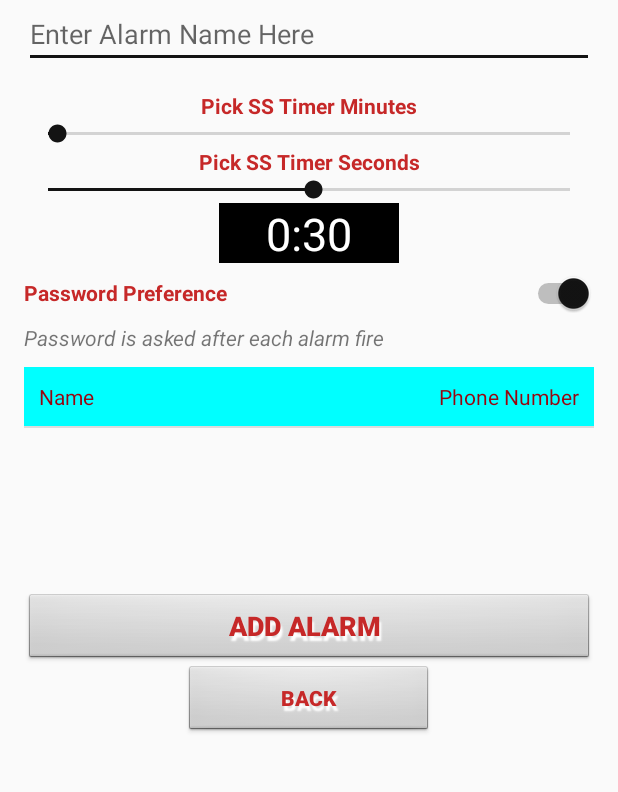
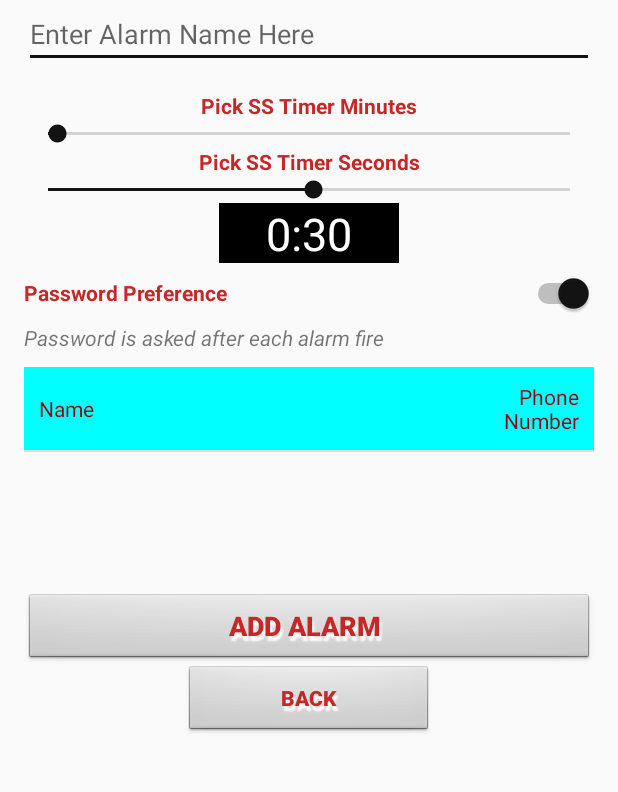
Before and after one commit to bsdworkin/SafeStroll, an Android app: the AddAlarm screen opened directly, with no data from a screen before it, after a tap on "ADD ALARM", on a phone screen of 412 x 824 dp, the part 210-1002 px from its top. Run offline under Robolectric (Android 15) with nearby library versions, the phone set to English and light mode, and no system bars; 2 statements that could not run were skipped; 1 other tap on this screen came first.

```diff
--- a/app/src/main/java/com/bendworkin/safestroll/AlarmActivity.java
+++ b/app/src/main/java/com/bendworkin/safestroll/AlarmActivity.java
@@ -39,6 +39,8 @@ public class AlarmActivity extends AppCompatActivity {
     private int startSecs;
     private Button start;
     private Button stop;
+    private double latitude;
+    private double longitude;
 
     AlertDialog safeCheckWindow;
 
@@ -46,14 +48,14 @@ public class AlarmActivity extends AppCompatActivity {
     public void onRequestPermissionsResult(int requestCode, @NonNull String[] permissions, @NonNull int[] grantResults) {
         super.onRequestPermissionsResult(requestCode, permissions, grantResults);
 
-        if(grantResults.length > 0){
+        if (grantResults.length > 0) {
 
-            for(int i = 0; i < grantResults.length; i++){
+            for (int i = 0; i < grantResults.length; i++) {
 
-                if(requestCode == 1 && grantResults[i] == PackageManager.PERMISSION_GRANTED){
+                if (requestCode == 1 && grantResults[i] == PackageManager.PERMISSION_GRANTED) {
 
                     //Checking to see if we asked for location permission
-                    if(ContextCompat.checkSelfPermission(this, Manifest.permission.ACCESS_FINE_LOCATION)== PackageManager.PERMISSION_GRANTED){
+                    if (ContextCompat.checkSelfPermission(this, Manifest.permission.ACCESS_FINE_LOCATION) == PackageManager.PERMISSION_GRANTED) {
 
                         //listening to the users location
                         locationManager.requestLocationUpdates(LocationManager.GPS_PROVIDER, 0, 0, locationListener);
@@ -62,24 +64,23 @@ public class AlarmActivity extends AppCompatActivity {
 
                 }
 
-                if(requestCode == 2 && grantResults[i] == PackageManager.PERMISSION_GRANTED){
+                //if(requestCode == 2 && grantResults[i] == PackageManager.PERMISSION_GRANTED){
 
                 //Checking to see if we asked for location permission
-                    if (ContextCompat.checkSelfPermission(this, Manifest.permission.SEND_SMS) == PackageManager.PERMISSION_GRANTED) {
+                //    if (ContextCompat.checkSelfPermission(this, Manifest.permission.SEND_SMS) == PackageManager.PERMISSION_GRANTED) {
 
-                        Log.i("Permission", "PermissionGranted");
-                    }
+                //        Log.i("Permission", "PermissionGranted");
+                //    }
 
-                }
+                //}
             }
         }
 
     }
 
 
-
     //When the user wants to start specified alarm
-    public void startAlarm(final View view){
+    public void startAlarm(final View view) {
 
         start.setVisibility(View.INVISIBLE);
 
@@ -87,7 +88,7 @@ public class AlarmActivity extends AppCompatActivity {
             @Override
             public void onTick(long millisUntilFinished) {
 
-                updateTimer((int)millisUntilFinished / 1000, alarmTimeText);
+                updateTimer((int) millisUntilFinished / 1000, alarmTimeText);
 
             }
 
@@ -115,15 +116,15 @@ public class AlarmActivity extends AppCompatActivity {
                 start.setVisibility(View.VISIBLE);
 
                 //Setting the timer to users preference
-                if(startSecs == 0){
+                if (startSecs == 0) {
 
                     alarmTimeText.setText(startMins + ":00");
 
-                }else if(startSecs <10){
+                } else if (startSecs < 10) {
 
                     alarmTimeText.setText(startMins + ":0" + startSecs);
 
-                }else{
+                } else {
 
                     alarmTimeText.setText(startMins + ":" + startSecs);
 
@@ -144,17 +145,15 @@ public class AlarmActivity extends AppCompatActivity {
                 }, 10000);
 
 
-
             }
 
         }.start();
 
 
-
     }
 
 
-    public void toStopAlarm(View view){
+    public void toStopAlarm(View view) {
 
         Intent intent = new Intent(getApplicationContext(), MainActivity.class);
 
@@ -162,7 +161,7 @@ public class AlarmActivity extends AppCompatActivity {
         startActivity(intent);
     }
 
-    public void sos(View view){
+    public void sos(View view) {
 
         //Code to send email and lat/long
         sendEmail();
@@ -201,28 +200,28 @@ public class AlarmActivity extends AppCompatActivity {
         };
 
         //Checking to see if we asked for location permission
-        if(ContextCompat.checkSelfPermission(this, Manifest.permission.ACCESS_FINE_LOCATION)!= PackageManager.PERMISSION_GRANTED){
+        if (ContextCompat.checkSelfPermission(this, Manifest.permission.ACCESS_FINE_LOCATION) != PackageManager.PERMISSION_GRANTED) {
 
             //If we dont have permission we need to ask for it
             ActivityCompat.requestPermissions(this, new String[]{Manifest.permission.ACCESS_FINE_LOCATION}, 1);
 
-        }else {
+        } else {
 
             //We already have permission so we listen to the location
             locationManager.requestLocationUpdates(LocationManager.GPS_PROVIDER, 0, 0, locationListener);
         }
 
         //Checking to see if we asked for sens sms permission
-        if(ContextCompat.checkSelfPermission(this, Manifest.permission.SEND_SMS)!= PackageManager.PERMISSION_GRANTED){
+        //if(ContextCompat.checkSelfPermission(this, Manifest.permission.SEND_SMS)!= PackageManager.PERMISSION_GRANTED){
 
         //If we dont have permission we need to ask for it
-            ActivityCompat.requestPermissions(this, new String[]{Manifest.permission.SEND_SMS}, 2);
+        //   ActivityCompat.requestPermissions(this, new String[]{Manifest.permission.SEND_SMS}, 2);
 
-        }else {
+        //}else {
 
         //We already have permission so get smsManager
-            Log.i("Permission", "Alreadly Granted");
-        }
+        //   Log.i("Permission", "Alreadly Granted");
+        //}
 
         //Assigning Variables to respective ids of the widgets
         alarmNameText = (TextView) findViewById(R.id.alarmNameActivity);
@@ -236,15 +235,15 @@ public class AlarmActivity extends AppCompatActivity {
         startSecs = startTime - startMins * 60;
 
         //Setting the timer to users preference
-        if(startSecs == 0){
+        if (startSecs == 0) {
 
             alarmTimeText.setText(startMins + ":00");
 
-        }else if(startSecs <10){
+        } else if (startSecs < 10) {
 
             alarmTimeText.setText(startMins + ":0" + startSecs);
 
-        }else{
+        } else {
 
             alarmTimeText.setText(startMins + ":" + startSecs);
 
@@ -253,39 +252,59 @@ public class AlarmActivity extends AppCompatActivity {
     }
 
     //Method called to update the timer after it is started
-    public void updateTimer(int secsLeft, TextView timerView){
+    public void updateTimer(int secsLeft, TextView timerView) {
 
         int mins = (int) secsLeft / 60;
         int secs = secsLeft - mins * 60;
 
         String secsString = Integer.toString(secs);
 
-        if(secsString == "0"){
+        if (secsString == "0") {
 
             secsString = "00";
 
-        }else if(secs <10){
+        } else if (secs < 10) {
 
             secsString = "0" + secsString;
 
         }
 
-        timerView.setText(Integer.toString(mins)+ ":" + secsString);
+        timerView.setText(Integer.toString(mins) + ":" + secsString);
 
     }
 
     private void sendEmail() {
+
+        //Checking to see if we asked for location permission
+        if (ContextCompat.checkSelfPermission(this, Manifest.permission.ACCESS_FINE_LOCATION) != PackageManager.PERMISSION_GRANTED) {
+
+            //If we dont have permission we need to ask for it
+            ActivityCompat.requestPermissions(this, new String[]{Manifest.permission.ACCESS_FINE_LOCATION}, 1);
+
+        } else {
+            //We already have permission so we listen to the location
+            locationManager.requestLocationUpdates(LocationManager.GPS_PROVIDER, 0, 0, locationListener);
+            Location location = locationManager.getLastKnownLocation(LocationManager.GPS_PROVIDER);
+            longitude = location.getLongitude();
+            latitude = location.getLatitude();
+        }
+
         Intent sos = new Intent(Intent.ACTION_SEND);
         sos.setType("message/rfc822");
-        sos.putExtra(Intent.EXTRA_EMAIL  , new String[]{"manke.brandon@gmail.com"});
+        sos.putExtra(Intent.EXTRA_EMAIL, new String[]{"manke.brandon@gmail.com"});
         sos.putExtra(Intent.EXTRA_SUBJECT, "SOS Alert from: ");
         sos.putExtra(Intent.EXTRA_TEXT, "I haven't responded to my SafeStroll alarm. " +
-                "\n Here is my location: ");
+                "\n Here is my location: https://www.google.com/maps?q=loc:" + latitude + "," + longitude + "&z=14" );
+
         try {
             startActivity(Intent.createChooser(sos, "Send mail..."));
         } catch (android.content.ActivityNotFoundException ex) {
             Toast.makeText(AlarmActivity.this, "There are no email clients installed.", Toast.LENGTH_SHORT).show();
         }
+
+        //smsmanager = SMSManager.getDefault();
+        //smsmanager.sendTextMessage(phoneNumber, null, "SafeStroll Test", null, null);
+
     }
 
 
--- a/app/src/main/res/layout/item_sscontact.xml
+++ b/app/src/main/res/layout/item_sscontact.xml
@@ -11,15 +11,17 @@
         android:padding="10dip"
         android:gravity="left"
         android:layout_gravity="left|center"
-        android:textColor="@color/colorPrimaryDark" />
+        android:textColor="@color/colorPrimaryDark"
+        android:layout_weight="1" />
 
     <TextView
         android:id="@+id/tvHome"
-        android:layout_width="match_parent"
         android:layout_height="wrap_content"
         android:text="Phone Number"
         android:gravity="right"
         android:layout_gravity="right|center"
         android:padding="10dip"
-        android:textColor="@color/colorPrimaryDark" />
+        android:textColor="@color/colorPrimaryDark"
+        android:layout_width="50dip"
+        android:layout_weight="1" />
 </LinearLayout>
```
Also changed, not shown: app/src/main/res/layout/activity_choose_alarm.xml (+5 -5 lines). Lines whose indentation alone changed are shown as unchanged.
